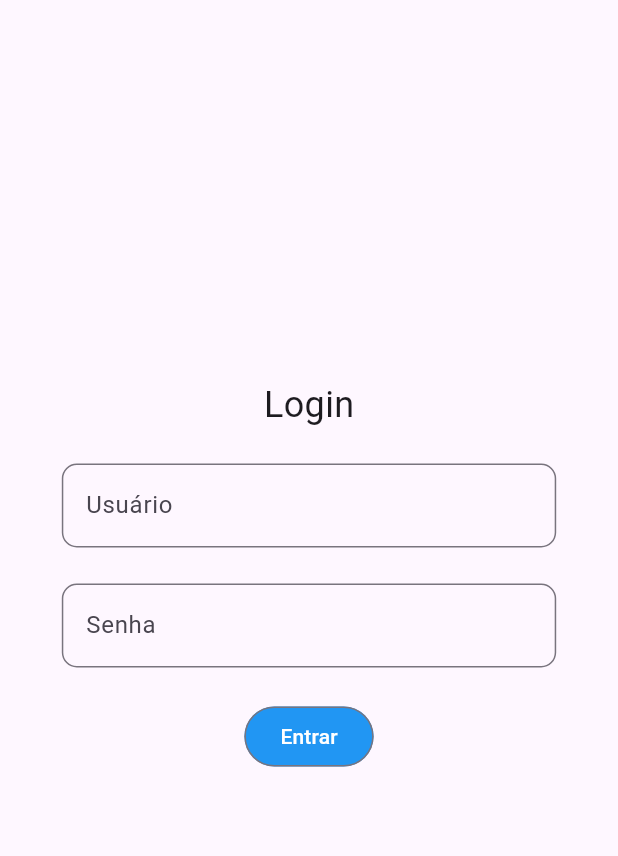
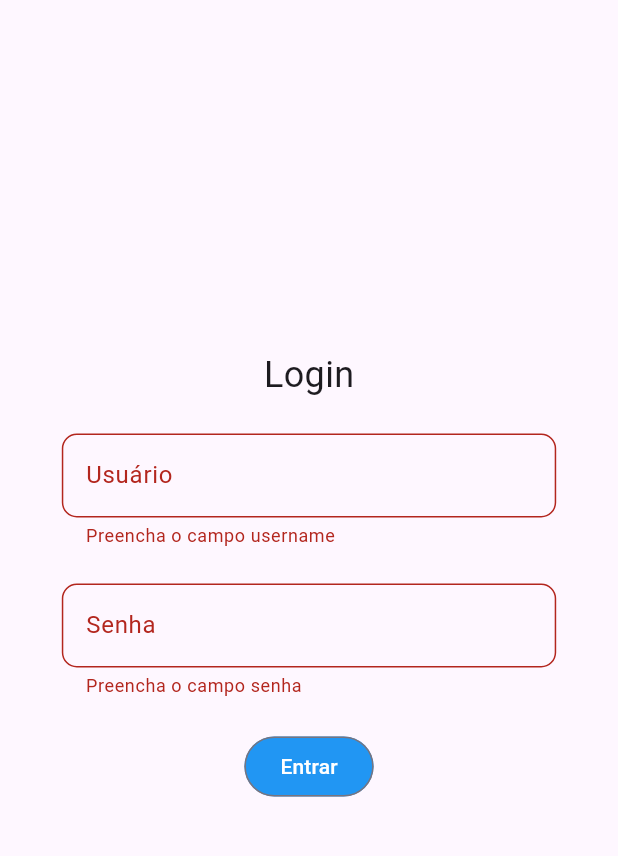
Before and after one commit to ichbinnichts/app_somador, a Flutter app: the screen it shows after launch, after a tap on "Entrar", on a phone screen of 412 x 824 dp, the part 84-940 px from its top. Run offline on Flutter 3.47's test engine with Material 3 defaults, Android fonts, the phone set to English and light mode, and no system bars; our stand-ins replace shared_preferences.

Commit message:
feat: implement form in login page

```diff
--- a/lib/views/login_page.dart
+++ b/lib/views/login_page.dart
@@ -1,6 +1,8 @@
 import 'package:app_somador/components/form_text_field_component.dart';
 import 'package:app_somador/components/main_app_bar_component.dart';
 import 'package:app_somador/components/main_button_component.dart';
+import 'package:app_somador/components/snack_bar_component.dart';
+import 'package:app_somador/controllers/access_controller.dart';
 import 'package:flutter/material.dart';
 
 class LoginPage extends StatefulWidget {
@@ -11,11 +13,16 @@ class LoginPage extends StatefulWidget {
 }
 
 class _LoginPageState extends State<LoginPage> {
+  final _formKey = GlobalKey<FormState>();
+  final _usernameController = TextEditingController();
+  final _passwordController = TextEditingController();
   @override
   Widget build(BuildContext context) {
     return Scaffold(
       appBar: appBar(),
       body: Center(
+        child: Form(
+          key: _formKey,
           child: Column(
             mainAxisAlignment: MainAxisAlignment.center,
             children: [
@@ -28,16 +35,57 @@ class _LoginPageState extends State<LoginPage> {
               const SizedBox(
                 height: 10,
               ),
-            FormTextField(label: 'Usuário', hint: 'Usuário'),
-            FormTextField(label: 'Senha', hint: 'Senha'),
+              FormTextField(
+                label: 'Usuário',
+                hint: 'Usuário',
+                textController: _usernameController,
+                inputValidator: (username) {
+                  if (username == null || username.isEmpty) {
+                    return 'Preencha o campo username';
+                  }
+
+                  return null;
+                },
+              ),
+              FormTextField(
+                label: 'Senha',
+                hint: 'Senha',
+                obscureText: true,
+                textController: _passwordController,
+                inputValidator: (password) {
+                  if (password == null || password.isEmpty) {
+                    return 'Preencha o campo senha';
+                  }
+
+                  return null;
+                },
+              ),
               const SizedBox(
                 height: 10,
               ),
               MainButton(
                 text: 'Entrar',
-              onPressed: () {},
+                onPressed: () async {
+                  final navigator = Navigator.of(context);
+                  final scaffoldMessenger = ScaffoldMessenger.of(context);
+
+                  if (_formKey.currentState!.validate()) {
+                    bool loginSuccess = await AccessController.instance.login(
+                        _usernameController.text, _passwordController.text);
+
+                    if (loginSuccess) {
+                      navigator.popAndPushNamed('/somador');
+                    } else {
+                      scaffoldMessenger.showSnackBar(snackBar(
+                        message: 'Falhou a autenticação',
+                        color: Colors.red,
+                      ));
+                    }
+                  }
+                },
               ),
             ],
+          ),
         ),
       ),
     );
```
Lines whose indentation alone changed are shown as unchanged.
